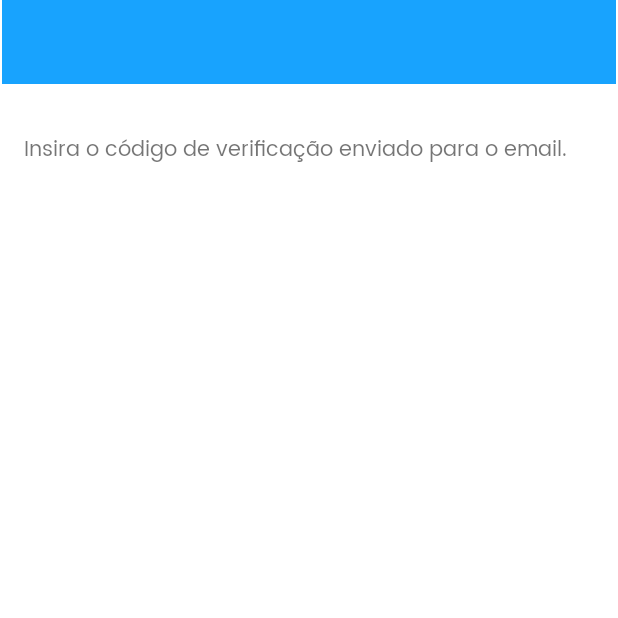
After one commit to auerbeatriz/Plater, an Android app: the VerifyCodeActivity screen opened directly, with no data from a screen before it, on a phone screen of 412 x 824 dp, the top half of it. The commit adds this screen. Run offline under Robolectric (Android 15) with nearby library versions, the phone set to English and light mode, and no system bars; 2 statements that could not run were skipped.

Commit message:
iniciando telas de verificação de email para alteração de senha

```diff
--- a/app/src/main/AndroidManifest.xml
+++ b/app/src/main/AndroidManifest.xml
@@ -9,11 +9,21 @@
         android:roundIcon="@mipmap/ic_launcher_round"
         android:supportsRtl="true"
         android:theme="@style/Theme.Plater">
-        <activity android:name=".ForgotPasswordActivity"
-            android:parentActivityName=".SigninActivity"
-            android:label="Esqueceu a senha?" >
+        <activity
+            android:name=".VerifyCodeActivity"
+            android:label="Esqueceu a senha?"
+            android:parentActivityName=".ForgotPasswordActivity">
         </activity>
-        <activity android:name=".SigninActivity" android:launchMode="singleTop"/>
+
+        <activity
+            android:name=".ForgotPasswordActivity"
+            android:label="Esqueceu a senha?"
+            android:parentActivityName=".SigninActivity"></activity>
+
+        <activity
+            android:name=".SigninActivity"
+            android:launchMode="singleTop" />
+
         <activity android:name=".SignupActivity">
             <intent-filter>
                 <action android:name="android.intent.action.MAIN" />
@@ -21,6 +31,7 @@
                 <category android:name="android.intent.category.LAUNCHER" />
             </intent-filter>
         </activity>
+
         <activity android:name=".MainActivity" />
 
         <meta-data
--- /dev/null
+++ b/app/src/main/java/com/example/plater/VerifyCodeActivity.java
@@ -0,0 +1,28 @@
+package com.example.plater;
+
+import androidx.appcompat.app.AppCompatActivity;
+import androidx.appcompat.widget.Toolbar;
+
+import android.os.Bundle;
+import android.view.Window;
+import android.view.WindowManager;
+
+public class VerifyCodeActivity extends AppCompatActivity {
+
+    @Override
+    protected void onCreate(Bundle savedInstanceState) {
+        super.onCreate(savedInstanceState);
+
+        requestWindowFeature(Window.FEATURE_NO_TITLE);
+        getWindow().setFlags(WindowManager.LayoutParams.FLAG_FULLSCREEN, WindowManager.LayoutParams.FLAG_FULLSCREEN);
+
+        setContentView(R.layout.activity_verify_code);
+
+        //Integrando a nova toolbar com a activity
+        Toolbar toolbar = findViewById(R.id.tb_forgotPassword);
+        setSupportActionBar(toolbar);
+
+        getSupportActionBar().setElevation(0);
+        getSupportActionBar().setDisplayHomeAsUpEnabled(true);
+    }
+}
--- /dev/null
+++ b/app/src/main/res/layout/activity_verify_code.xml
@@ -0,0 +1,37 @@
+<?xml version="1.0" encoding="utf-8"?>
+<androidx.constraintlayout.widget.ConstraintLayout xmlns:android="http://schemas.android.com/apk/res/android"
+    xmlns:app="http://schemas.android.com/apk/res-auto"
+    xmlns:tools="http://schemas.android.com/tools"
+    android:layout_width="match_parent"
+    android:layout_height="match_parent"
+    android:background="@color/white"
+    tools:context=".VerifyCodeActivity">
+
+    <androidx.appcompat.widget.Toolbar
+        android:id="@+id/tb_verifyCode"
+        android:layout_width="409dp"
+        android:layout_height="wrap_content"
+        android:background="@color/gradient_end_color"
+        android:minHeight="?attr/actionBarSize"
+        android:theme="?attr/actionBarTheme"
+        app:layout_constraintEnd_toEndOf="parent"
+        app:layout_constraintStart_toStartOf="parent"
+        app:layout_constraintTop_toTopOf="parent" />
+
+    <TextView
+        android:id="@+id/textView"
+        android:layout_width="0dp"
+        android:layout_height="wrap_content"
+        android:layout_marginStart="16dp"
+        android:layout_marginLeft="16dp"
+        android:layout_marginTop="32dp"
+        android:layout_marginEnd="16dp"
+        android:layout_marginRight="16dp"
+        android:fontFamily="@font/poppins"
+        android:gravity="left"
+        android:text="@string/verify_code"
+        app:layout_constraintEnd_toEndOf="parent"
+        app:layout_constraintStart_toStartOf="parent"
+        app:layout_constraintTop_toBottomOf="@+id/tb_verifyCode" />
+
+</androidx.constraintlayout.widget.ConstraintLayout>
--- a/app/src/main/res/values/strings.xml
+++ b/app/src/main/res/values/strings.xml
@@ -34,6 +34,7 @@
 
     <!--Static text-->
     <string name="send_email">Digite o email associado a sua conta Plater. Um código de verificação será enviado nos próximos instantes.</string>
+    <string name="verify_code">Insira o código de verificação enviado para o email.</string>
     <!--Buttons-->
     <string name="btn_cadastrar">Cadastrar</string>
     <string name="btn_envie_email">Enviar código</string>
```
